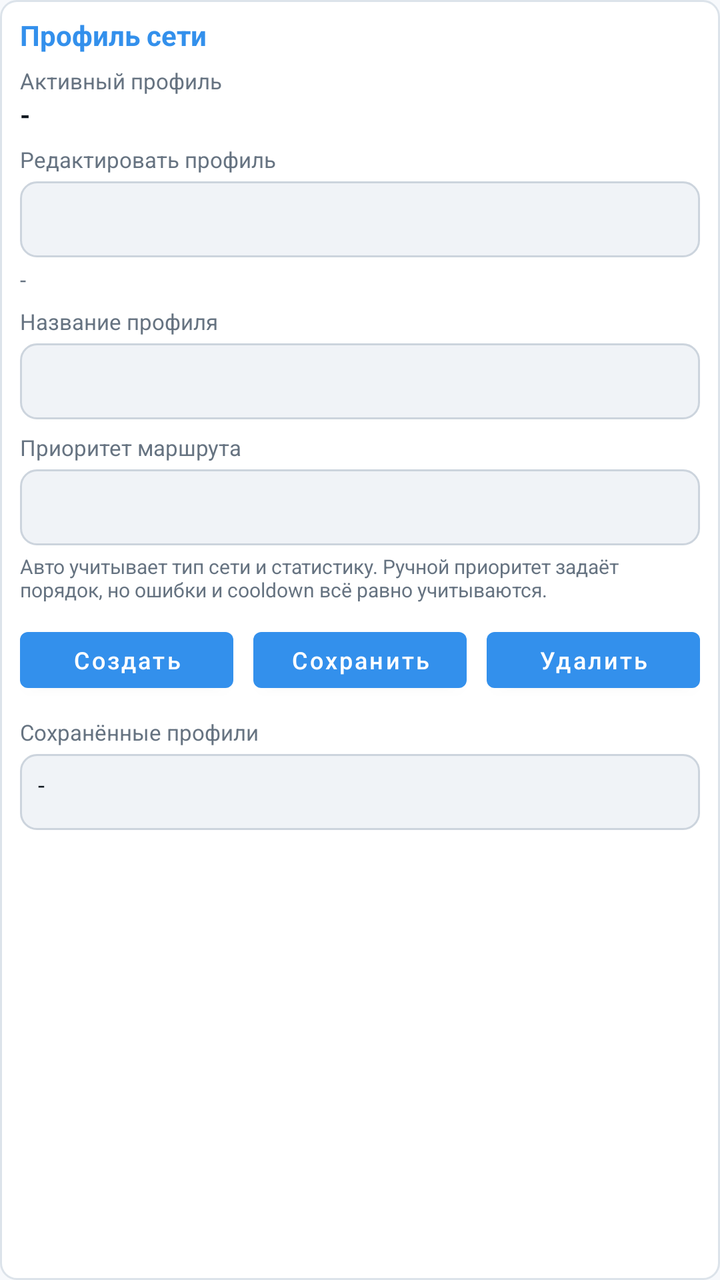
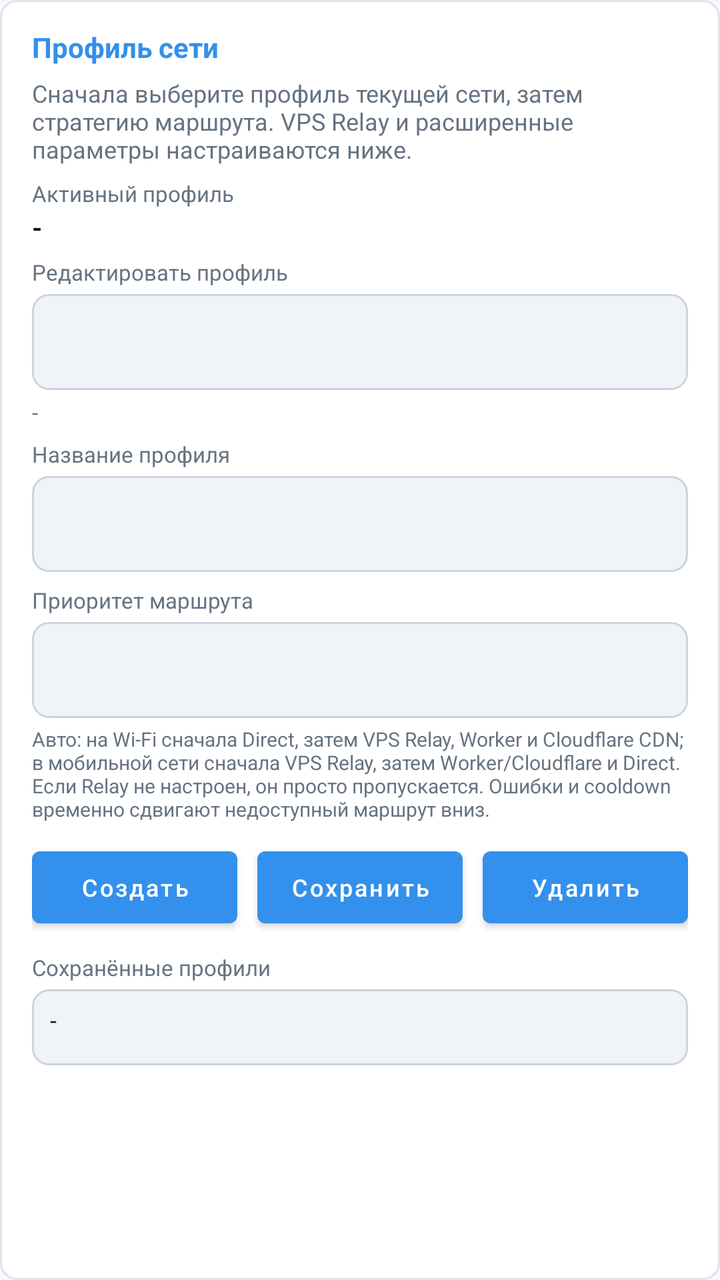

An Android layout rendered at two revisions. The XML below is the earlier revision; the diff shows what the commit changed to produce the second picture.
<!-- AndroidManifest.xml: application theme AppTheme -->
<!-- res/layout/view_profiles.xml -->
<?xml version="1.0" encoding="utf-8"?>
<LinearLayout xmlns:android="http://schemas.android.com/apk/res/android"
    android:layout_width="match_parent"
    android:layout_height="wrap_content"
    android:layout_marginTop="8dp"
    android:background="@drawable/card_bg"
    android:orientation="vertical"
    android:padding="10dp">

    <TextView
        android:layout_width="wrap_content"
        android:layout_height="wrap_content"
        android:includeFontPadding="false"
        android:text="@string/network_profile"
        android:textColor="@color/accent"
        android:textSize="14sp"
        android:textStyle="bold" />

    <TextView
        android:layout_width="match_parent"
        android:layout_height="wrap_content"
        android:layout_marginTop="8dp"
        android:includeFontPadding="false"
        android:text="@string/active_profile"
        android:textColor="@color/text_secondary"
        android:textSize="11sp" />

    <TextView
        android:id="@+id/tv_active_profile"
        android:layout_width="match_parent"
        android:layout_height="wrap_content"
        android:layout_marginTop="3dp"
        android:ellipsize="end"
        android:includeFontPadding="false"
        android:maxLines="1"
        android:text="-"
        android:textColor="@color/text_primary"
        android:textSize="13sp"
        android:textStyle="bold" />

    <TextView
        android:layout_width="match_parent"
        android:layout_height="wrap_content"
        android:layout_marginTop="8dp"
        android:includeFontPadding="false"
        android:text="@string/edit_profile"
        android:textColor="@color/text_secondary"
        android:textSize="11sp" />

    <Spinner
        android:id="@+id/sp_profile_selector"
        android:layout_width="match_parent"
        android:layout_height="38dp"
        android:layout_marginTop="4dp"
        android:background="@drawable/edit_bg"
        android:paddingStart="8dp"
        android:paddingEnd="8dp" />

    <TextView
        android:id="@+id/tv_profile_key"
        android:layout_width="match_parent"
        android:layout_height="wrap_content"
        android:layout_marginTop="5dp"
        android:ellipsize="end"
        android:includeFontPadding="false"
        android:maxLines="1"
        android:text="-"
        android:textColor="@color/text_secondary"
        android:textSize="11sp" />

    <TextView
        android:layout_width="match_parent"
        android:layout_height="wrap_content"
        android:layout_marginTop="8dp"
        android:includeFontPadding="false"
        android:text="@string/profile_name"
        android:textColor="@color/text_secondary"
        android:textSize="11sp" />

    <EditText
        android:id="@+id/et_profile_name"
        android:layout_width="match_parent"
        android:layout_height="38dp"
        android:layout_marginTop="4dp"
        android:background="@drawable/edit_bg"
        android:inputType="textCapWords"
        android:maxLines="1"
        android:paddingStart="9dp"
        android:paddingEnd="9dp"
        android:singleLine="true"
        android:textColor="@color/text_primary"
        android:textColorHint="@color/text_hint"
        android:textSize="13sp" />

    <TextView
        android:layout_width="match_parent"
        android:layout_height="wrap_content"
        android:layout_marginTop="8dp"
        android:includeFontPadding="false"
        android:text="@string/route_preference"
        android:textColor="@color/text_secondary"
        android:textSize="11sp" />

    <Spinner
        android:id="@+id/sp_route_preference"
        android:layout_width="match_parent"
        android:layout_height="38dp"
        android:layout_marginTop="4dp"
        android:background="@drawable/edit_bg"
        android:paddingStart="8dp"
        android:paddingEnd="8dp" />

    <TextView
        android:layout_width="match_parent"
        android:layout_height="wrap_content"
        android:layout_marginTop="5dp"
        android:includeFontPadding="false"
        android:text="@string/route_preference_note"
        android:textColor="@color/text_secondary"
        android:textSize="10sp" />

    <LinearLayout
        android:layout_width="match_parent"
        android:layout_height="wrap_content"
        android:layout_marginTop="9dp"
        android:orientation="horizontal">

        <Button
            android:id="@+id/btn_create_profile"
            android:layout_width="0dp"
            android:layout_height="40dp"
            android:layout_marginEnd="5dp"
            android:layout_weight="1"
            android:text="@string/create_profile"
            android:textAllCaps="false"
            android:textSize="12sp" />

        <Button
            android:id="@+id/btn_save_profile"
            android:layout_width="0dp"
            android:layout_height="40dp"
            android:layout_marginStart="5dp"
            android:layout_marginEnd="5dp"
            android:layout_weight="1"
            android:text="@string/save_profile"
            android:textAllCaps="false"
            android:textSize="12sp" />

        <Button
            android:id="@+id/btn_delete_profile"
            android:layout_width="0dp"
            android:layout_height="40dp"
            android:layout_marginStart="5dp"
            android:layout_weight="1"
            android:text="@string/delete_profile"
            android:textAllCaps="false"
            android:textSize="12sp" />
    </LinearLayout>

    <TextView
        android:layout_width="match_parent"
        android:layout_height="wrap_content"
        android:layout_marginTop="10dp"
        android:includeFontPadding="false"
        android:text="@string/saved_profiles"
        android:textColor="@color/text_secondary"
        android:textSize="11sp" />

    <TextView
        android:id="@+id/tv_profiles_list"
        android:layout_width="match_parent"
        android:layout_height="wrap_content"
        android:layout_marginTop="4dp"
        android:background="@drawable/edit_bg"
        android:includeFontPadding="false"
        android:lineSpacingExtra="3dp"
        android:minHeight="38dp"
        android:padding="9dp"
        android:text="-"
        android:textColor="@color/text_primary"
        android:textSize="12sp" />
</LinearLayout>
<!-- resources referenced by this layout -->
<resources>
  <color name="accent">#3390EC</color>
  <color name="text_hint">#8B98A5</color>
  <color name="text_primary">#101820</color>
  <color name="text_secondary">#667381</color>
  <!-- drawable card_bg (drawable) -->
  <?xml version="1.0" encoding="utf-8"?>
  <shape xmlns:android="http://schemas.android.com/apk/res/android"
      android:shape="rectangle">
      <solid android:color="@color/card" />
      <corners android:radius="8dp" />
      <stroke
          android:width="1dp"
          android:color="@color/card_border" />
  </shape>
  <!-- drawable edit_bg (drawable) -->
  <?xml version="1.0" encoding="utf-8"?>
  <shape xmlns:android="http://schemas.android.com/apk/res/android"
      android:shape="rectangle">
      <solid android:color="@color/input_bg" />
      <corners android:radius="8dp" />
      <stroke
          android:width="1dp"
          android:color="@color/input_border" />
  </shape>
  <string name="active_profile">Активный профиль</string>
  <string name="create_profile">Создать</string>
  <string name="delete_profile">Удалить</string>
  <string name="edit_profile">Редактировать профиль</string>
  <string name="network_profile">Профиль сети</string>
  <string name="profile_name">Название профиля</string>
  <string name="route_preference">Приоритет маршрута</string>
  <string name="route_preference_note">Авто учитывает тип сети и статистику. Ручной приоритет задаёт порядок, но ошибки и cooldown всё равно учитываются.</string>
  <string name="save_profile">Сохранить</string>
  <string name="saved_profiles">Сохранённые профили</string>
  <style name="AppTheme" parent="Theme.MaterialComponents.DayNight.NoActionBar">
          <item name="colorPrimary">@color/accent</item>
          <item name="colorPrimaryDark">@color/background</item>
          <item name="colorAccent">@color/accent</item>
          <item name="android:windowBackground">@color/background</item>
          <item name="android:statusBarColor">@color/background</item>
          <item name="android:navigationBarColor">@color/background</item>
          <item name="android:forceDarkAllowed" tools:targetApi="q">false</item>
      </style>
  <color name="card">#FFFFFF</color>
  <color name="card_border">#DCE3EA</color>
  <color name="input_bg">#F0F3F7</color>
  <color name="input_border">#CCD4DD</color>
  <color name="background">#F7F9FC</color>
</resources>

<!-- the commit's change to res/layout/view_profiles.xml (unified diff, before → after) -->
@@ -5,7 +5,7 @@
     android:layout_marginTop="8dp"
     android:background="@drawable/card_bg"
     android:orientation="vertical"
-    android:padding="10dp">
+    android:padding="16dp">
 
     <TextView
         android:layout_width="wrap_content"
@@ -15,6 +15,14 @@
         android:textColor="@color/accent"
         android:textSize="14sp"
         android:textStyle="bold" />
+
+    <TextView
+        android:layout_width="match_parent"
+        android:layout_height="wrap_content"
+        android:layout_marginTop="6dp"
+        android:text="@string/connection_hub_note"
+        android:textColor="@color/text_secondary"
+        android:textSize="12sp" />
 
     <TextView
         android:layout_width="match_parent"
@@ -50,7 +58,7 @@
     <Spinner
         android:id="@+id/sp_profile_selector"
         android:layout_width="match_parent"
-        android:layout_height="38dp"
+        android:layout_height="48dp"
         android:layout_marginTop="4dp"
         android:background="@drawable/edit_bg"
         android:paddingStart="8dp"
@@ -80,7 +88,7 @@
     <EditText
         android:id="@+id/et_profile_name"
         android:layout_width="match_parent"
-        android:layout_height="38dp"
+        android:layout_height="48dp"
         android:layout_marginTop="4dp"
         android:background="@drawable/edit_bg"
         android:inputType="textCapWords"
@@ -104,18 +112,19 @@
     <Spinner
         android:id="@+id/sp_route_preference"
         android:layout_width="match_parent"
-        android:layout_height="38dp"
+        android:layout_height="48dp"
         android:layout_marginTop="4dp"
         android:background="@drawable/edit_bg"
         android:paddingStart="8dp"
         android:paddingEnd="8dp" />
 
     <TextView
+        android:id="@+id/tv_route_preference_explanation"
         android:layout_width="match_parent"
         android:layout_height="wrap_content"
         android:layout_marginTop="5dp"
         android:includeFontPadding="false"
-        android:text="@string/route_preference_note"
+        android:text="@string/route_priority_auto_explanation"
         android:textColor="@color/text_secondary"
         android:textSize="10sp" />
 
@@ -128,7 +137,7 @@
         <Button
             android:id="@+id/btn_create_profile"
             android:layout_width="0dp"
-            android:layout_height="40dp"
+            android:layout_height="48dp"
             android:layout_marginEnd="5dp"
             android:layout_weight="1"
             android:text="@string/create_profile"
@@ -138,7 +147,7 @@
         <Button
             android:id="@+id/btn_save_profile"
             android:layout_width="0dp"
-            android:layout_height="40dp"
+            android:layout_height="48dp"
             android:layout_marginStart="5dp"
             android:layout_marginEnd="5dp"
             android:layout_weight="1"
@@ -149,7 +158,7 @@
         <Button
             android:id="@+id/btn_delete_profile"
             android:layout_width="0dp"
-            android:layout_height="40dp"
+            android:layout_height="48dp"
             android:layout_marginStart="5dp"
             android:layout_weight="1"
             android:text="@string/delete_profile"
<!-- resource entries referenced after the edit -->
@@ -25,13 +25,14 @@
           android:color="@color/input_border" />
   </shape>
   <string name="active_profile">Активный профиль</string>
+  <string name="connection_hub_note">Сначала выберите профиль текущей сети, затем стратегию маршрута. VPS Relay и расширенные параметры настраиваются ниже.</string>
   <string name="create_profile">Создать</string>
   <string name="delete_profile">Удалить</string>
   <string name="edit_profile">Редактировать профиль</string>
   <string name="network_profile">Профиль сети</string>
   <string name="profile_name">Название профиля</string>
   <string name="route_preference">Приоритет маршрута</string>
-  <string name="route_preference_note">Авто учитывает тип сети и статистику. Ручной приоритет задаёт порядок, но ошибки и cooldown всё равно учитываются.</string>
+  <string name="route_priority_auto_explanation">Авто: на Wi‑Fi сначала Direct, затем VPS Relay, Worker и Cloudflare CDN; в мобильной сети сначала VPS Relay, затем Worker/Cloudflare и Direct. Если Relay не настроен, он просто пропускается. Ошибки и cooldown временно сдвигают недоступный маршрут вниз.</string>
   <string name="save_profile">Сохранить</string>
   <string name="saved_profiles">Сохранённые профили</string>
   <style name="AppTheme" parent="Theme.MaterialComponents.DayNight.NoActionBar">
